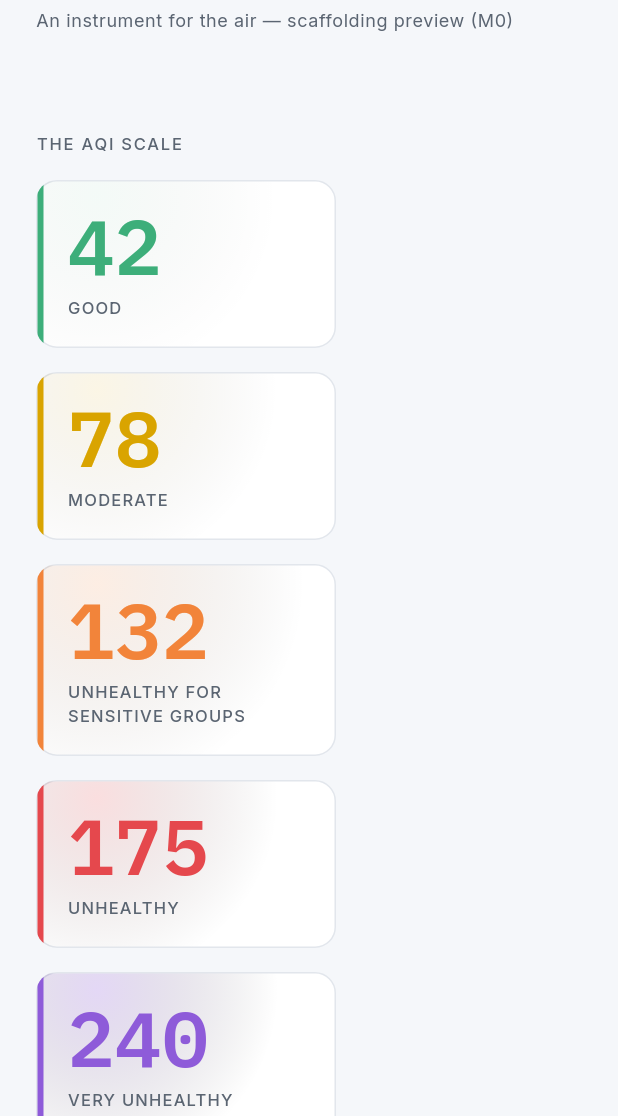
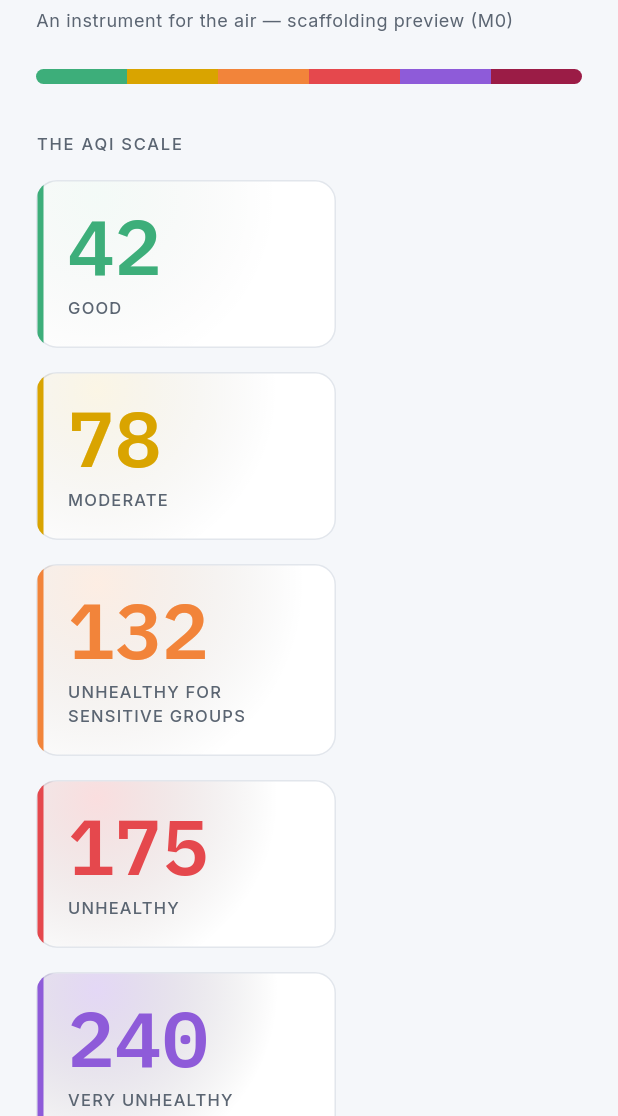
Before and after one commit to Bobbu/aqi_me, a Flutter app: the screen it shows after launch, on a phone screen of 412 x 824 dp, the part 120-1236 px from its top. Run offline on Flutter 3.47's test engine with Material 3 defaults, Android fonts, the phone set to English and light mode, and no system bars; our stand-ins replace flutter_riverpod, google_fonts.

Commit message:
Fix air ribbon rendering (childless ColoredBox collapsed to 0 height)
The Row's default center cross-axis alignment left the segment ColoredBoxes
with no height. Stretch them to fill the 10px ribbon. Verified in-browser.

Co-Authored-By: Claude Opus 4.8 (1M context) <noreply@anthropic.com>

```diff
--- a/lib/ui/home_page.dart
+++ b/lib/ui/home_page.dart
@@ -83,6 +83,8 @@ class _AirRibbon extends StatelessWidget {
       child: SizedBox(
         height: 10,
         child: Row(
+          // Without stretch, the childless ColoredBoxes collapse to 0 height.
+          crossAxisAlignment: CrossAxisAlignment.stretch,
           children: <Widget>[
             for (final AqiCategory category in AqiCategory.values)
               Expanded(child: ColoredBox(color: category.solid)),
```
